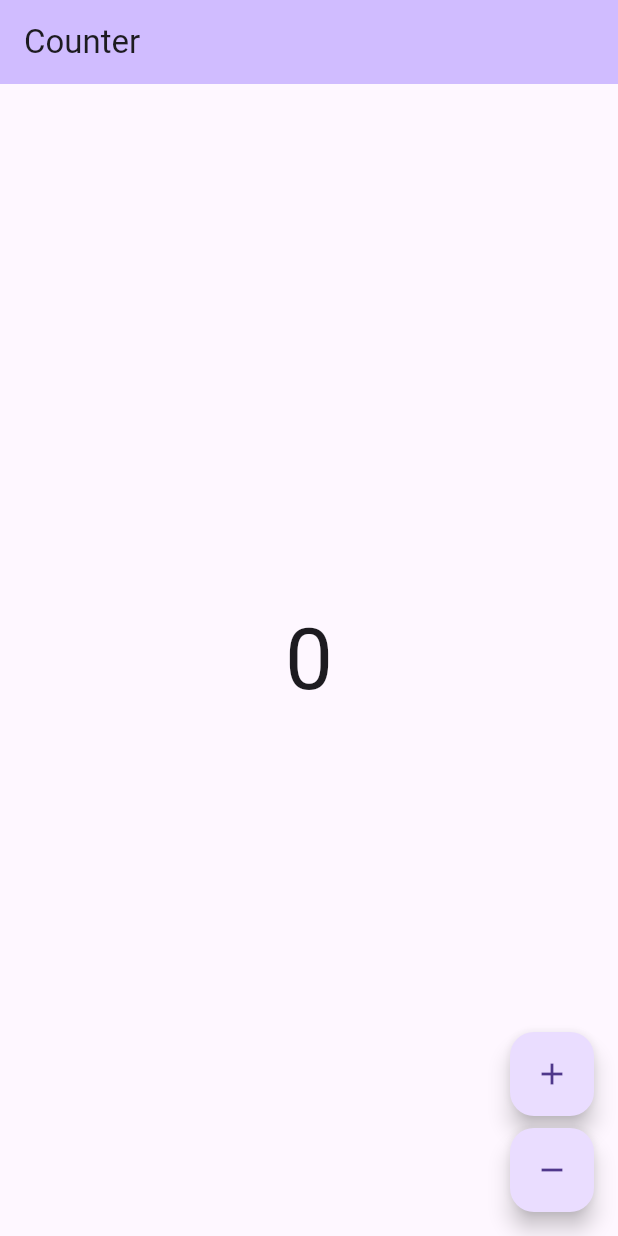
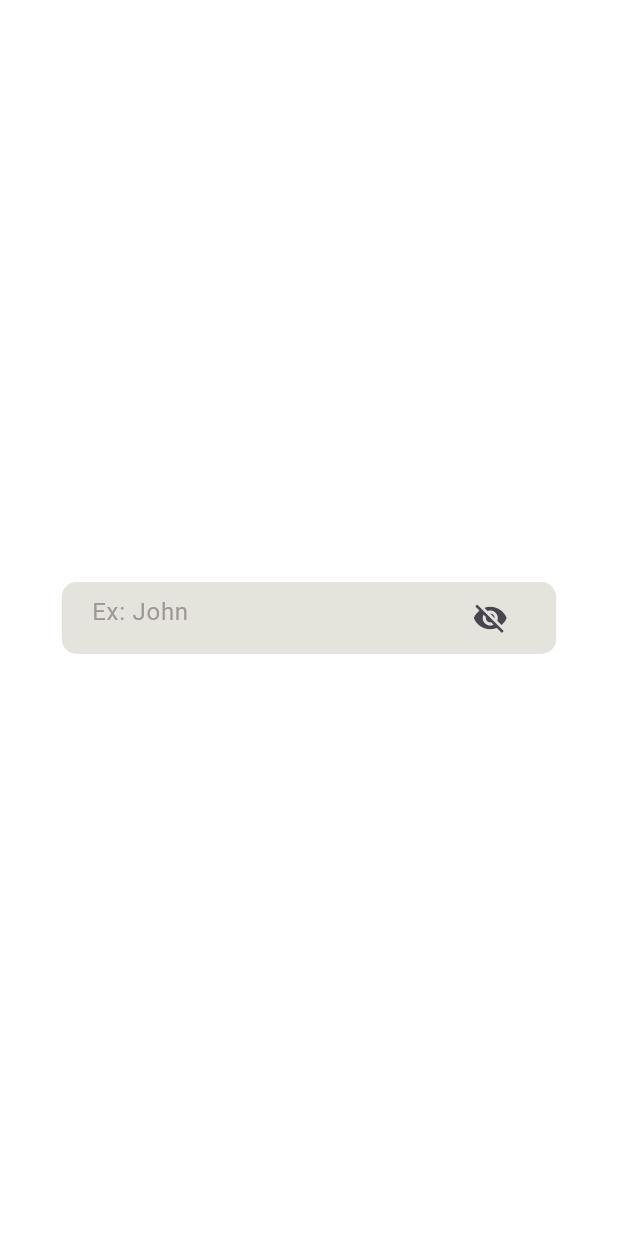
Before and after one commit to padman-1/Rydon, a Flutter app: the screen it shows after launch, on a phone screen of 412 x 824 dp. Run offline on Flutter 3.47's test engine with Material 3 defaults, Android fonts, the phone set to English and light mode, and no system bars; our stand-ins replace bloc, flutter_bloc; generated files the repository leaves out were written again.

Commit message:
created custom text field

```diff
--- a/lib/app/view/app.dart
+++ b/lib/app/view/app.dart
@@ -1,6 +1,7 @@
 import 'package:flutter/material.dart';
 import 'package:rydon/counter/counter.dart';
 import 'package:rydon/l10n/l10n.dart';
+import 'package:rydon/pages/widgets/custom_textfield.dart';
 
 class App extends StatelessWidget {
   const App({super.key});
@@ -16,7 +17,10 @@ class App extends StatelessWidget {
       ),
       localizationsDelegates: AppLocalizations.localizationsDelegates,
       supportedLocales: AppLocalizations.supportedLocales,
-      home: const CounterPage(),
+      home: const CustomTextField(
+        hintext: 'Ex: John',
+        isPassword: true,
+      ),
     );
   }
 }
--- /dev/null
+++ b/lib/pages/widgets/custom_textfield.dart
@@ -0,0 +1,79 @@
+import 'package:flutter/material.dart';
+import 'package:rydon/util/colors.dart';
+
+class CustomTextField extends StatefulWidget {
+  const CustomTextField(
+      {super.key,
+      required this.hintext,
+      this.maxLines = 1,
+      this.controller,
+      this.isPassword = false,
+      this.onChanged,
+      // required this.label,
+      // required this.icon,
+      // required this.focusNode,
+      this.validator});
+
+  final String hintext;
+  final int maxLines;
+  final TextEditingController? controller;
+  final bool isPassword;
+  final ValueChanged<String>? onChanged;
+  // final Widget label;
+  // final Widget icon;
+  // final FocusNode focusNode;
+  final String? Function(String?)? validator;
+
+  @override
+  State<CustomTextField> createState() => _CustomTextFieldState();
+}
+
+class _CustomTextFieldState extends State<CustomTextField> {
+  late bool isVisible;
+
+  @override
+  void initState() {
+    isVisible = false;
+    super.initState();
+  }
+
+  @override
+  Widget build(BuildContext context) {
+    return Scaffold(
+      body: Container(
+        color: Colors.white,
+        child: Center(
+          child: Container(
+            padding: const EdgeInsets.symmetric(horizontal: 20),
+            width: MediaQuery.of(context).size.width * 0.8,
+            height: 48,
+            decoration: BoxDecoration(
+              color: AppColors.textField,
+              borderRadius: BorderRadius.circular(10),
+            ),
+            child: TextFormField(
+              obscureText: widget.isPassword ? !isVisible : false,
+              decoration: InputDecoration(
+                hintText: widget.hintext,
+                hintStyle: TextStyle(color: AppColors.textFieldHint),
+                border: InputBorder.none,
+                suffixIcon: widget.isPassword
+                    ? IconButton(
+                        onPressed: () {
+                          setState(() {
+                            isVisible = !isVisible;
+                          });
+                        },
+                        icon: isVisible
+                            ? const Icon(Icons.visibility)
+                            : const Icon(Icons.visibility_off),
+                      )
+                    : null,
+              ),
+            ),
+          ),
+        ),
+      ),
+    );
+  }
+}
```
Also changed, not shown: lib/pages/sign up/view/sign_up_page.dart (added).
